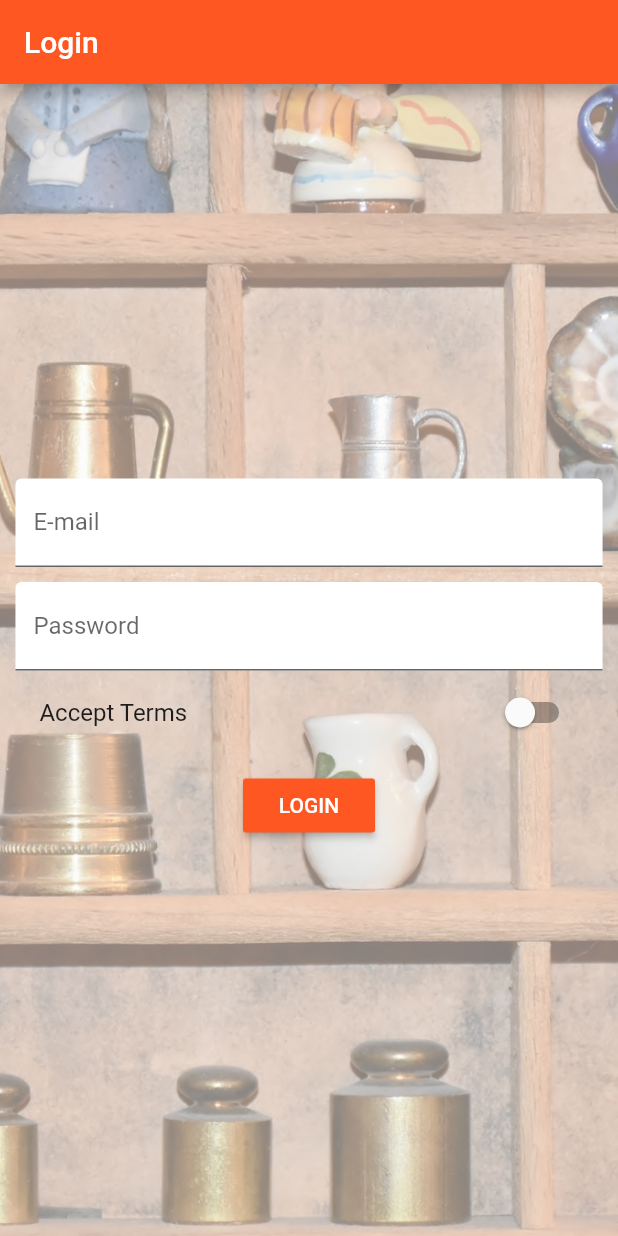
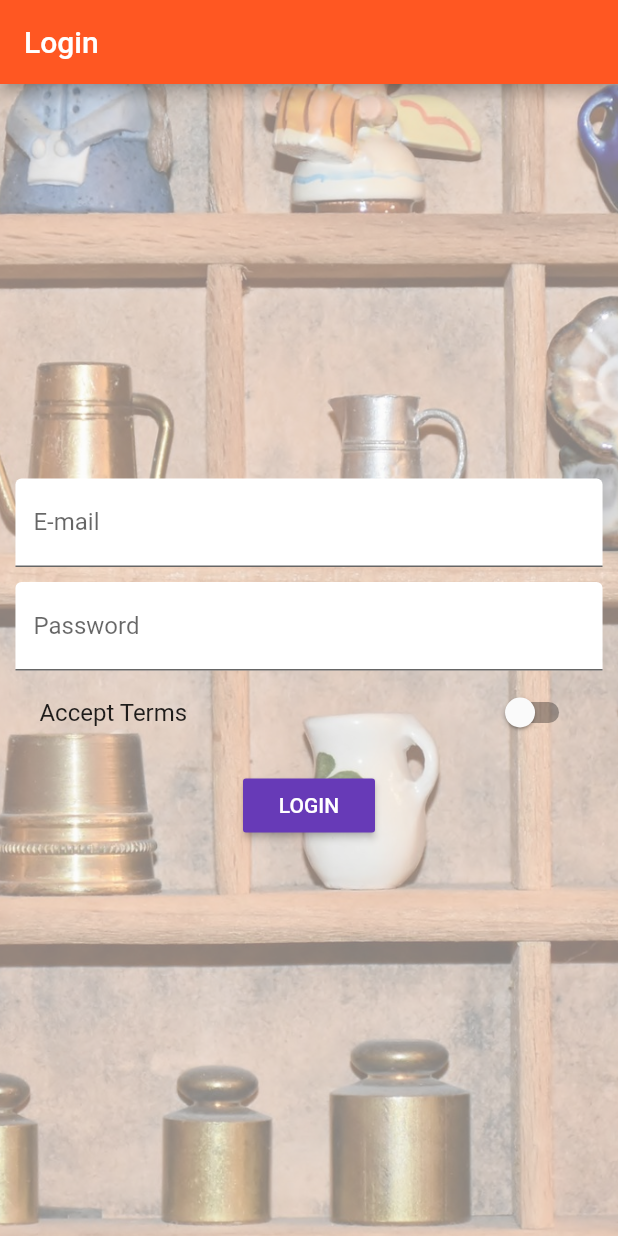
Before and after one commit to yaostyle/flutter-course, a Flutter app: the screen it shows after launch, on a phone screen of 412 x 824 dp. Run offline on Flutter 3.47's test engine with Material 2 defaults, Android fonts, the phone set to English and light mode, and no system bars.

Commit message:
Theme adjustment and working with GestureDetector for touch-based event

```diff
--- a/lib/main.dart
+++ b/lib/main.dart
@@ -43,7 +43,9 @@ class _MyAppState extends State<MyApp> {
       theme: ThemeData(
           brightness: Brightness.light,
           primarySwatch: Colors.deepOrange,
-          accentColor: Colors.deepPurple),
+          accentColor: Colors.deepPurple,
+          buttonColor: Colors.deepPurple,
+          ),
 
       // home: AuthPage(),
       routes: {
--- a/lib/pages/auth.dart
+++ b/lib/pages/auth.dart
@@ -91,7 +91,6 @@ class _AuthPageState extends State<AuthPage> {
                   _buildAcceptSwitch(),
                   SizedBox(height: 10.0),
                   RaisedButton(
-                    color: Theme.of(context).primaryColor,
                     textColor: Colors.white,
                     child: Text('LOGIN'),
                     onPressed: _submitForm,
--- a/lib/pages/product_create.dart
+++ b/lib/pages/product_create.dart
@@ -82,10 +82,17 @@ class _ProductCreatePageState extends State<ProductCreatePage> {
           ),
           RaisedButton(
             child: Text('Save'),
-            color: Theme.of(context).accentColor,
             textColor: Colors.white,
             onPressed: _submitForm,
           )
+          // GestureDetector(
+          //   onTap: _submitForm,
+          //   child: Container(
+          //     color: Colors.green,
+          //     padding: EdgeInsets.all(5.0),
+          //     child: Text('My Button'),
+          //   ),
+          // )
         ],
       ),
     );
```
